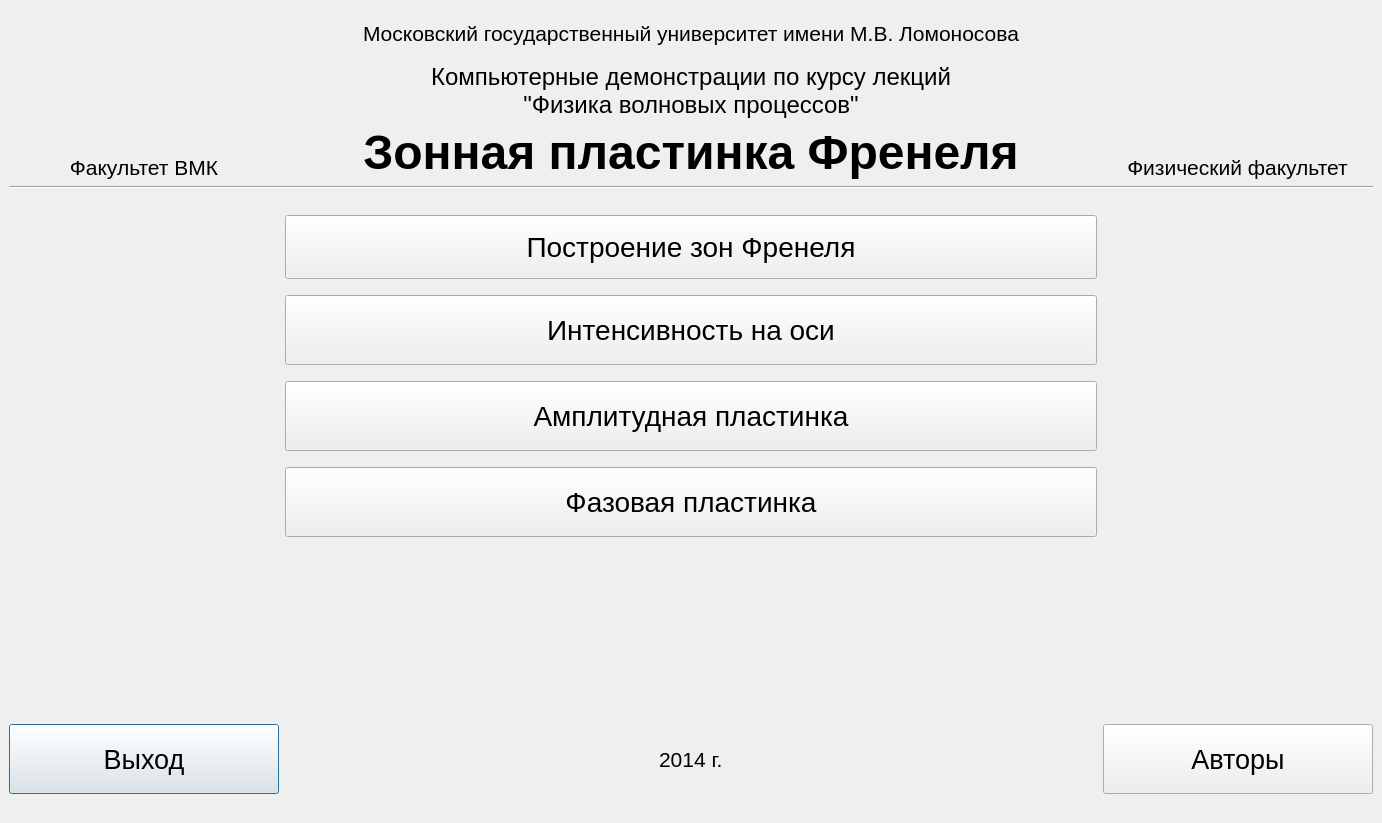
This is QtFresnelZones/titlewindow.ui in Lnd-stoL/fresnel-zones-qt as Qt 5 draws it before an edit. The edited form follows.
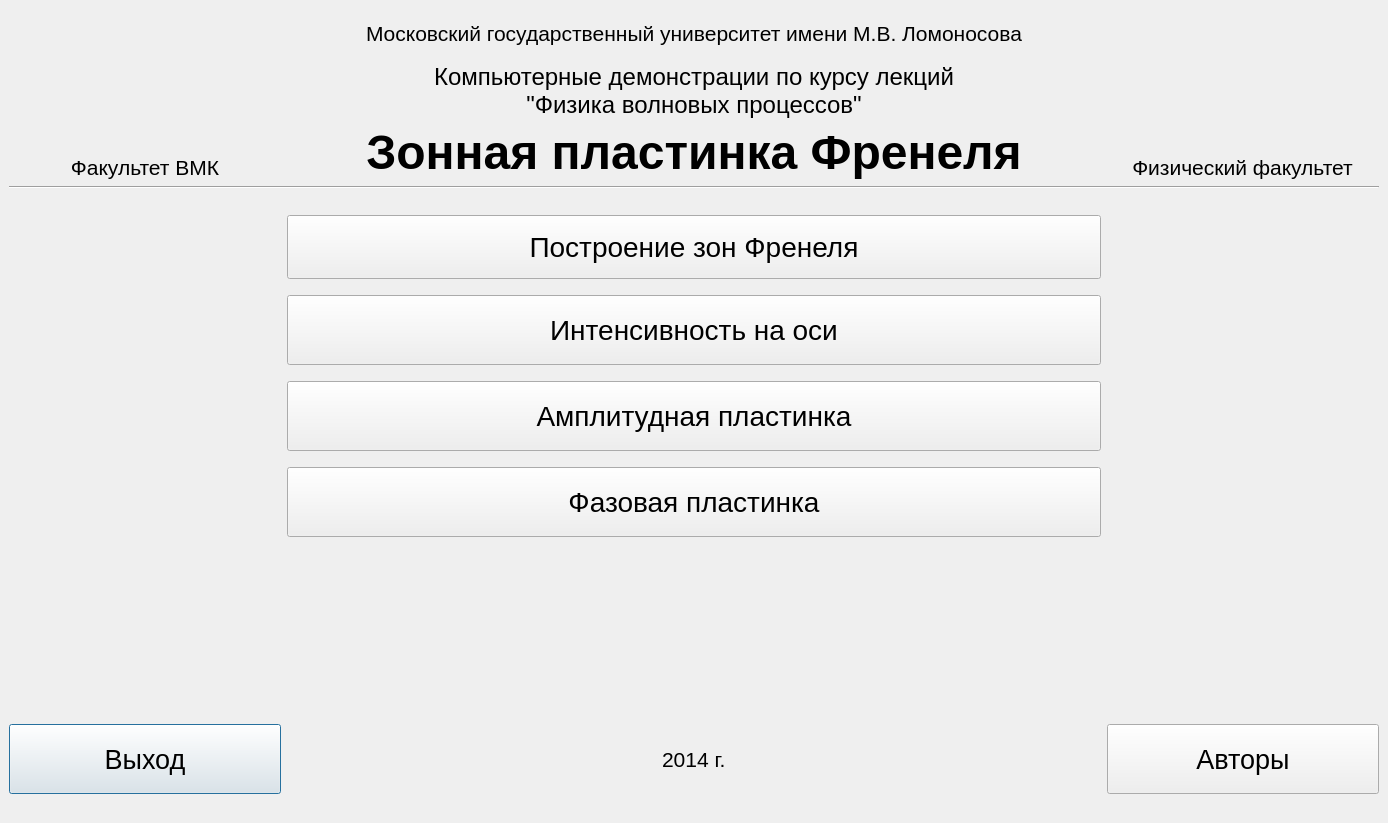
This is the edited form. Icons and pictures are not drawn. Custom widgets are drawn as their Qt base class.

Diff of the .ui file:
```diff
--- a/QtFresnelZones/titlewindow.ui
+++ b/QtFresnelZones/titlewindow.ui
@@ -6,7 +6,7 @@
    <rect>
     <x>0</x>
     <y>0</y>
-    <width>1382</width>
+    <width>1388</width>
     <height>823</height>
    </rect>
   </property>
```
